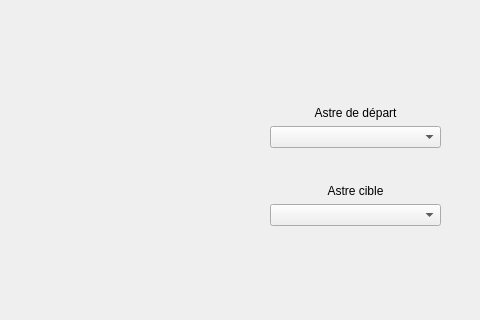
Old version of the form interface/KSP.ui in the repository TitouanDor/AppliKSP; both pictures show x 620 to 1100 and y 175 to 495 of the 1100 by 750 pixel window.
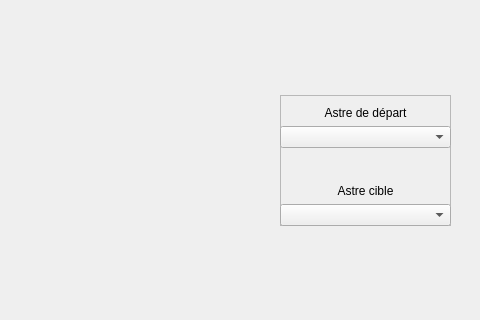
New version of the form.

Commit message: mise à jour style mineur

```diff
--- a/interface/KSP.ui
+++ b/interface/KSP.ui
@@ -31,21 +31,45 @@
   <property name="windowTitle">
    <string>MainWindow</string>
   </property>
+  <property name="styleSheet">
+   <string notr="true"/>
+  </property>
   <widget class="QWidget" name="centralwidget">
-   <widget class="QWidget" name="verticalLayoutWidget">
+   <widget class="QFrame" name="frame">
     <property name="geometry">
      <rect>
-      <x>890</x>
+      <x>900</x>
       <y>270</y>
       <width>171</width>
       <height>131</height>
      </rect>
     </property>
+    <property name="styleSheet">
+     <string notr="true"/>
+    </property>
+    <property name="frameShape">
+     <enum>QFrame::StyledPanel</enum>
+    </property>
+    <property name="frameShadow">
+     <enum>QFrame::Raised</enum>
+    </property>
+    <widget class="QWidget" name="verticalLayoutWidget">
+     <property name="geometry">
+      <rect>
+       <x>0</x>
+       <y>0</y>
+       <width>171</width>
+       <height>131</height>
+      </rect>
+     </property>
     <layout class="QVBoxLayout" name="LayoutSelectionAstre">
      <item>
       <layout class="QVBoxLayout" name="LayoutAstreDepart">
        <item>
         <widget class="QLabel" name="label">
+          <property name="styleSheet">
+           <string notr="true">font: 14pt &quot;MS Shell Dlg 2&quot;;</string>
+          </property>
          <property name="text">
           <string>Astre de départ</string>
          </property>
@@ -56,6 +80,9 @@
        </item>
        <item>
         <widget class="QComboBox" name="comboBoxAstreDepart">
+          <property name="styleSheet">
+           <string notr="true"/>
+          </property>
          <property name="placeholderText">
           <string>Planète départ</string>
          </property>
@@ -86,6 +113,9 @@
        </property>
        <item>
         <widget class="QLabel" name="label_2">
+          <property name="styleSheet">
+           <string notr="true">font: 14pt &quot;MS Shell Dlg 2&quot;;</string>
+          </property>
          <property name="text">
           <string>Astre cible</string>
          </property>
@@ -96,6 +126,9 @@
        </item>
        <item>
         <widget class="QComboBox" name="comboBoxAstreCible">
+          <property name="styleSheet">
+           <string notr="true"/>
+          </property>
          <property name="placeholderText">
           <string>Planète cible</string>
          </property>
@@ -104,6 +137,7 @@
       </layout>
      </item>
     </layout>
+    </widget>
    </widget>
   </widget>
   <widget class="QMenuBar" name="menubar">
```
Lines whose indentation alone changed are shown as unchanged.
